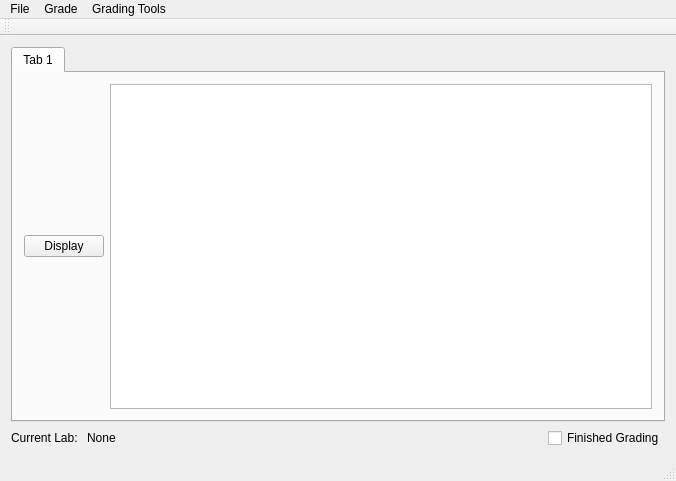
Old version of the form repo_project/maingui/mainwindow.ui in the repository tokorealand/CS205.
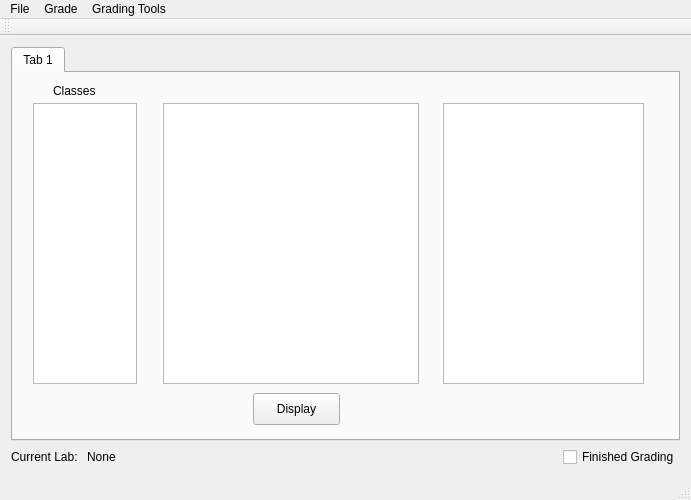
New version of the form.

Patch:
```diff
--- a/repo_project/maingui/mainwindow.ui
+++ b/repo_project/maingui/mainwindow.ui
@@ -6,8 +6,8 @@
    <rect>
     <x>0</x>
     <y>0</y>
-    <width>676</width>
-    <height>481</height>
+    <width>691</width>
+    <height>500</height>
    </rect>
   </property>
   <property name="windowTitle">
@@ -24,26 +24,78 @@
        <attribute name="title">
         <string>Tab 1</string>
        </attribute>
-       <layout class="QVBoxLayout" name="verticalLayout_2">
-        <item>
-         <layout class="QHBoxLayout" name="horizontalLayout_3">
-          <item>
-           <widget class="QPushButton" name="displayButton">
-            <property name="text">
-             <string>Display</string>
-            </property>
-           </widget>
-          </item>
-          <item>
-           <widget class="QTextEdit" name="displayJavaText">
-            <property name="readOnly">
-             <bool>true</bool>
-            </property>
-           </widget>
-          </item>
-         </layout>
-        </item>
-       </layout>
+       <widget class="QTextEdit" name="textEdit">
+        <property name="geometry">
+         <rect>
+          <x>20</x>
+          <y>30</y>
+          <width>104</width>
+          <height>281</height>
+         </rect>
+        </property>
+       </widget>
+       <widget class="QLabel" name="label">
+        <property name="geometry">
+         <rect>
+          <x>250</x>
+          <y>10</y>
+          <width>60</width>
+          <height>16</height>
+         </rect>
+        </property>
+        <property name="text">
+         <string/>
+        </property>
+       </widget>
+       <widget class="QLabel" name="label_2">
+        <property name="geometry">
+         <rect>
+          <x>40</x>
+          <y>10</y>
+          <width>60</width>
+          <height>16</height>
+         </rect>
+        </property>
+        <property name="text">
+         <string>Classes</string>
+        </property>
+       </widget>
+       <widget class="QTextEdit" name="textEdit_2">
+        <property name="geometry">
+         <rect>
+          <x>430</x>
+          <y>30</y>
+          <width>201</width>
+          <height>281</height>
+         </rect>
+        </property>
+       </widget>
+       <widget class="QTextEdit" name="displayJavaText">
+        <property name="geometry">
+         <rect>
+          <x>150</x>
+          <y>30</y>
+          <width>256</width>
+          <height>281</height>
+         </rect>
+        </property>
+        <property name="readOnly">
+         <bool>true</bool>
+        </property>
+       </widget>
+       <widget class="QPushButton" name="displayButton">
+        <property name="geometry">
+         <rect>
+          <x>240</x>
+          <y>320</y>
+          <width>87</width>
+          <height>32</height>
+         </rect>
+        </property>
+        <property name="text">
+         <string>Display</string>
+        </property>
+       </widget>
       </widget>
      </widget>
     </item>
@@ -96,8 +148,8 @@
     <rect>
      <x>0</x>
      <y>0</y>
-     <width>676</width>
-     <height>19</height>
+     <width>691</width>
+     <height>22</height>
     </rect>
    </property>
    <property name="nativeMenuBar">
```
